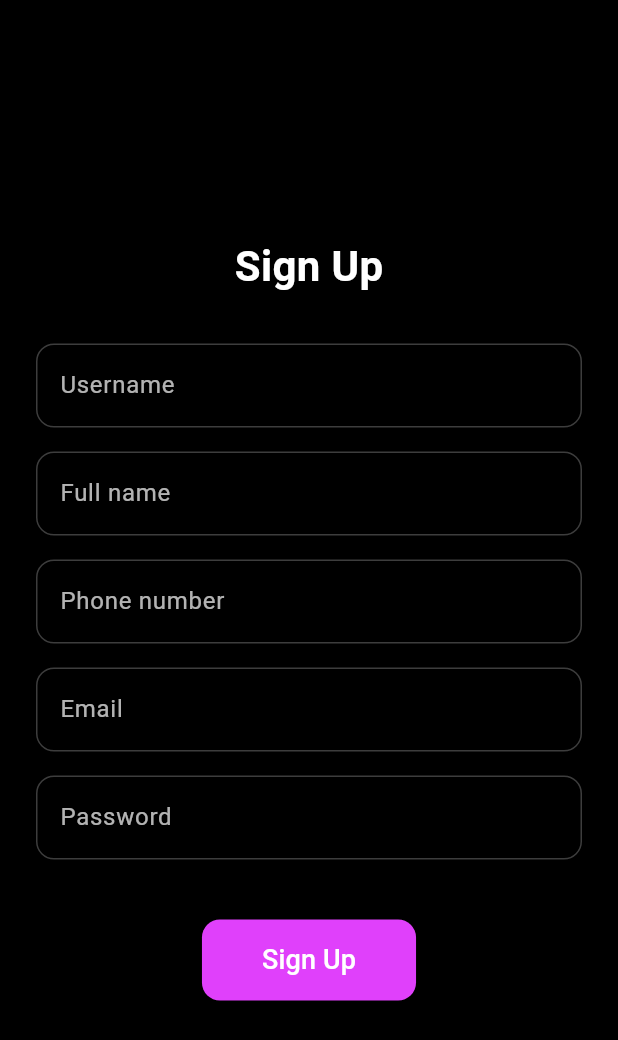
After one commit to HoaiAnh1507/PBL6, a Flutter app: the screen it shows after launch, after a tap on "Sign In", after a tap on "Create an account", on a phone screen of 412 x 824 dp. The commit adds this screen. Shown: the top 1040 px of the screen. Run offline on Flutter 3.47's test engine with Material 3 defaults, Android fonts, the phone set to English and light mode, and no system bars; our stand-ins replace camera, chewie, equatable, google_fonts, image_picker, permission_handler and 1 more; accounts and stored records are empty.

Commit message:
feat: complete register feature

```diff
--- a/mobile/locket_ai/lib/core/constants/colors.dart
+++ b/mobile/locket_ai/lib/core/constants/colors.dart
@@ -2,7 +2,7 @@ import 'package:flutter/material.dart';
 
 class AppColors {
   static const Color background = Color(0xFF000000);
-  static const Color accent = Color(0xFF1E88E5);
+  static const Color accent = Color(0xFFE040FB);
   static const Color card = Color(0xFF121212);
 }
 
--- a/mobile/locket_ai/lib/viewmodels/auth_viewmodel.dart
+++ b/mobile/locket_ai/lib/viewmodels/auth_viewmodel.dart
@@ -303,6 +303,21 @@ class AuthViewModel extends ChangeNotifier {
     }
   }
 
+  Future<bool> requestOtpForEmail(String email) async {
+    try {
+      final uri = ApiConfig.endpoint(ApiConfig.authForgotPasswordPath);
+      final resp = await http.post(
+        uri,
+        headers: ApiConfig.jsonHeaders(),
+        body: jsonEncode({'email_or_phonenumber': email}),
+      );
+      return resp.statusCode == 200;
+    } catch (e) {
+      _errorMessage = 'Lỗi kết nối: $e';
+      return false;
+    }
+  }
+
   // ✅ Kiểm tra tính khả dụng của email
   Future<bool> checkEmailAvailability(String email) async {
     try {
--- a/mobile/locket_ai/lib/viewmodels/feed_viewmodel.dart
+++ b/mobile/locket_ai/lib/viewmodels/feed_viewmodel.dart
@@ -219,11 +219,17 @@ class FeedViewModel extends ChangeNotifier {
         .whereType<User>()
         .toList();
 
+    bool isAcceptedWithAuthor(String authorId) {
+      return acceptedFriends.any((u) => u.userId == authorId);
+    }
+
     Iterable<Post> filtered;
     switch (_filterType) {
       case FeedFilterType.all:
-        // 'All' không hạn chế theo bạn bè: hiển thị mọi post được backend trả về
-        filtered = posts;
+        // 'All' chỉ hiển thị: bài của tôi hoặc bài của bạn bè đã ACCEPTED
+        filtered = posts.where((p) =>
+          p.user.userId == currentUser.userId || isAcceptedWithAuthor(p.user.userId)
+        );
         break;
       case FeedFilterType.me:
         filtered = posts.where((p) => p.user.userId == currentUser.userId);
--- a/mobile/locket_ai/lib/views/auth/login_view.dart
+++ b/mobile/locket_ai/lib/views/auth/login_view.dart
@@ -6,6 +6,8 @@ import '../../viewmodels/friendship_viewmodel.dart';
 import '../../viewmodels/chat_viewmodel.dart';
 import '../../viewmodels/user_viewmodel.dart';
 import '../../viewmodels/feed_viewmodel.dart';
+import 'register_view.dart';
+import '../../core/constants/colors.dart';
 
 class LoginView extends StatefulWidget {
   const LoginView({super.key});
@@ -18,12 +20,13 @@ class LoginView extends StatefulWidget {
   final _usernameController = TextEditingController();
   final _passwordController = TextEditingController();
   final _formKey = GlobalKey<FormState>();
+  bool _signing = false;
 
   @override
   Widget build(BuildContext context) {
   final authVM = Provider.of<AuthViewModel>(context);
   return Scaffold(
-    backgroundColor: Colors.black,
+    backgroundColor: AppColors.background,
     body: SafeArea(
       child: Center(
         child: Padding(
@@ -53,7 +56,7 @@ class LoginView extends StatefulWidget {
                       borderRadius: BorderRadius.circular(12),
                     ),
                     focusedBorder: OutlineInputBorder(
-                      borderSide: const BorderSide(color: Colors.purpleAccent),
+                      borderSide: const BorderSide(color: AppColors.accent),
                       borderRadius: BorderRadius.circular(12),
                     ),
                   ),
@@ -73,7 +76,7 @@ class LoginView extends StatefulWidget {
                       borderRadius: BorderRadius.circular(12),
                     ),
                     focusedBorder: OutlineInputBorder(
-                      borderSide: const BorderSide(color: Colors.purpleAccent),
+                      borderSide: const BorderSide(color: AppColors.accent),
                       borderRadius: BorderRadius.circular(12),
                     ),
                   ),
@@ -88,10 +91,11 @@ class LoginView extends StatefulWidget {
                   ),
                 const SizedBox(height: 16),
                 ElevatedButton(
-                  onPressed: authVM.isLoading
+                  onPressed: (authVM.isLoading || _signing)
                       ? null
                       : () async {
                           if (_formKey.currentState!.validate()) {
+                            setState(() { _signing = true; });
                             final success = await authVM.login(
                               _usernameController.text.trim(),
                               _passwordController.text.trim(),
@@ -129,11 +133,13 @@ class LoginView extends StatefulWidget {
                                   builder: (_) => MainView(),
                                 ),
                               );
+                            } else {
+                              if (mounted) setState(() { _signing = false; });
                             }
                           }
                         },
                   style: ElevatedButton.styleFrom(
-                    backgroundColor: Colors.purpleAccent,
+                    backgroundColor: AppColors.accent,
                     shape: RoundedRectangleBorder(
                       borderRadius: BorderRadius.circular(12),
                     ),
@@ -142,12 +148,21 @@ class LoginView extends StatefulWidget {
                       horizontal: 40,
                     ),
                   ),
-                  child: authVM.isLoading
+                  child: (authVM.isLoading || _signing)
                       ? const CircularProgressIndicator(color: Colors.white)
                       : const Text(
             "Sign In",
                           style: TextStyle(fontSize: 18, color: Colors.white),
                         ),
+                ),
+                const SizedBox(height: 12),
+                TextButton(
+                  onPressed: () {
+                    Navigator.of(context).push(
+                      MaterialPageRoute(builder: (_) => const RegisterView()),
+                    );
+                  },
+                  child: const Text('Create an account'),
                 ),
               ],
             ),
--- /dev/null
+++ b/mobile/locket_ai/lib/views/auth/register_view.dart
@@ -0,0 +1,309 @@
+import 'package:flutter/material.dart';
+import 'package:provider/provider.dart';
+import '../../viewmodels/auth_viewmodel.dart';
+import '../../viewmodels/user_viewmodel.dart';
+import '../../views/main_view.dart';
+import '../../core/constants/colors.dart';
+
+class RegisterView extends StatefulWidget {
+  const RegisterView({super.key});
+
+  @override
+  State<RegisterView> createState() => _RegisterViewState();
+}
+
+class _RegisterViewState extends State<RegisterView> {
+  final _formKey = GlobalKey<FormState>();
+  final _username = TextEditingController();
+  final _password = TextEditingController();
+  final _fullname = TextEditingController();
+  final _phone = TextEditingController();
+  final _email = TextEditingController();
+  final _otp = TextEditingController();
+  bool _stepOtp = false;
+  bool _sendingOtp = false;
+  bool _signing = false;
+
+  @override
+  void dispose() {
+    _username.dispose();
+    _password.dispose();
+    _fullname.dispose();
+    _phone.dispose();
+    _email.dispose();
+    _otp.dispose();
+    super.dispose();
+  }
+
+  Future<void> _doRegister() async {
+    final authVM = Provider.of<AuthViewModel>(context, listen: false);
+    setState(() { _signing = true; });
+    final ok = await authVM.register(
+      username: _username.text.trim(),
+      password: _password.text,
+      fullName: _fullname.text.trim(),
+      phoneNumber: _phone.text.trim(),
+      email: _email.text.trim(),
+    );
+    if (!ok) return;
+    setState(() => _stepOtp = true);
+    setState(() => _sendingOtp = true);
+    final sent = await authVM.requestOtpForEmail(_email.text.trim());
+    setState(() => _sendingOtp = false);
+    setState(() { _signing = false; });
+    if (!sent) {
+      ScaffoldMessenger.of(context).showSnackBar(const SnackBar(content: Text('Failed to send OTP')));
+    } else {
+      ScaffoldMessenger.of(context).showSnackBar(const SnackBar(content: Text('OTP sent to your email')));
+    }
+  }
+
+  Future<void> _verifyOtpAndEnter() async {
+    final authVM = Provider.of<AuthViewModel>(context, listen: false);
+    final ok = await authVM.verifyOtp(email: _email.text.trim(), code: _otp.text.trim());
+    if (!ok) {
+      ScaffoldMessenger.of(context).showSnackBar(const SnackBar(content: Text('Invalid OTP')));
+      return;
+    }
+    final userVM = Provider.of<UserViewModel>(context, listen: false);
+    final current = authVM.currentUser;
+    if (current != null) userVM.setCurrentUser(current);
+    if (!mounted) return;
+    Navigator.of(context).pushReplacement(MaterialPageRoute(builder: (_) => const MainView()));
+  }
+
+  @override
+  Widget build(BuildContext context) {
+    final authVM = Provider.of<AuthViewModel>(context);
+    return Scaffold(
+      backgroundColor: AppColors.background,
+      body: SafeArea(
+        child: Center(
+          child: Padding(
+            padding: const EdgeInsets.all(24.0),
+            child: _stepOtp
+                ? Column(
+                    mainAxisAlignment: MainAxisAlignment.center,
+                    crossAxisAlignment: CrossAxisAlignment.center,
+                    children: [
+                      const Text(
+                        "Verify your email",
+                        style: TextStyle(
+                          fontSize: 20,
+                          fontWeight: FontWeight.w600,
+                          color: Colors.white,
+                        ),
+                      ),
+                      const SizedBox(height: 12),
+                      const Text(
+                        "We have sent a 6-digit OTP to:",
+                        style: TextStyle(color: Colors.white70),
+                      ),
+                      Text(
+                        _email.text.trim(),
+                        style: const TextStyle(color: Colors.white),
+                      ),
+                      const SizedBox(height: 16),
+                      TextField(
+                        controller: _otp,
+                        keyboardType: TextInputType.number,
+                        style: const TextStyle(color: Colors.white),
+                        decoration: InputDecoration(
+                          labelText: "Enter OTP",
+                          labelStyle: const TextStyle(color: Colors.white70),
+                          enabledBorder: OutlineInputBorder(
+                            borderSide: const BorderSide(color: Colors.white24),
+                            borderRadius: BorderRadius.circular(12),
+                          ),
+                          focusedBorder: OutlineInputBorder(
+                            borderSide: const BorderSide(color: AppColors.accent),
+                            borderRadius: BorderRadius.circular(12),
+                          ),
+                        ),
+                      ),
+                      const SizedBox(height: 12),
+                      Row(
+                        mainAxisAlignment: MainAxisAlignment.center,
+                        children: [
+                          ElevatedButton(
+                            onPressed: _sendingOtp
+                                ? null
+                                : () async {
+                                    setState(() => _sendingOtp = true);
+                                    final sent = await authVM.requestOtpForEmail(_email.text.trim());
+                                    setState(() => _sendingOtp = false);
+                                    if (!sent) {
+                                      ScaffoldMessenger.of(context).showSnackBar(const SnackBar(content: Text('Failed to resend OTP')));
+                                    } else {
+                                      ScaffoldMessenger.of(context).showSnackBar(const SnackBar(content: Text('OTP resent')));
+                                    }
+                                  },
+                            style: ElevatedButton.styleFrom(
+                              backgroundColor: AppColors.accent,
+                              shape: RoundedRectangleBorder(borderRadius: BorderRadius.circular(12)),
+                              padding: const EdgeInsets.symmetric(vertical: 14, horizontal: 24),
+                            ),
+                            child: _sendingOtp
+                                ? const SizedBox(height: 18, width: 18, child: CircularProgressIndicator(color: Colors.white))
+                                : const Text('Resend OTP', style: TextStyle(color: Colors.white)),
+                          ),
+                          const SizedBox(width: 12),
+                          ElevatedButton(
+                            onPressed: _verifyOtpAndEnter,
+                            style: ElevatedButton.styleFrom(
+                              backgroundColor: AppColors.accent,
+                              shape: RoundedRectangleBorder(borderRadius: BorderRadius.circular(12)),
+                              padding: const EdgeInsets.symmetric(vertical: 14, horizontal: 24),
+                            ),
+                            child: const Text('Verify & Continue', style: TextStyle(color: Colors.white)),
+                          ),
+                        ],
+                      ),
+                    ],
+                  )
+                : Form(
+                    key: _formKey,
+                    child: Column(
+                      mainAxisAlignment: MainAxisAlignment.center,
+                      children: [
+                        const Text(
+                          "Sign Up",
+                          style: TextStyle(
+                            fontSize: 28,
+                            fontWeight: FontWeight.bold,
+                            color: Colors.white,
+                          ),
+                        ),
+                        const SizedBox(height: 32),
+                        TextFormField(
+                          controller: _username,
+                          style: const TextStyle(color: Colors.white),
+                          decoration: InputDecoration(
+                            labelText: "Username",
+                            labelStyle: const TextStyle(color: Colors.white70),
+                            enabledBorder: OutlineInputBorder(
+                              borderSide: const BorderSide(color: Colors.white24),
+                              borderRadius: BorderRadius.circular(12),
+                            ),
+                            focusedBorder: OutlineInputBorder(
+                              borderSide: const BorderSide(color: AppColors.accent),
+                              borderRadius: BorderRadius.circular(12),
+                            ),
+                          ),
+                          validator: (v) => (v == null || v.trim().isEmpty) ? 'Required' : null,
+                        ),
+                        const SizedBox(height: 16),
+                        TextFormField(
+                          controller: _fullname,
+                          style: const TextStyle(color: Colors.white),
+                          decoration: InputDecoration(
+                            labelText: "Full name",
+                            labelStyle: const TextStyle(color: Colors.white70),
+                            enabledBorder: OutlineInputBorder(
+                              borderSide: const BorderSide(color: Colors.white24),
+                              borderRadius: BorderRadius.circular(12),
+                            ),
+                            focusedBorder: OutlineInputBorder(
+                              borderSide: const BorderSide(color: AppColors.accent),
+                              borderRadius: BorderRadius.circular(12),
+                            ),
+                          ),
+                          validator: (v) => (v == null || v.trim().isEmpty) ? 'Required' : null,
+                        ),
+                        const SizedBox(height: 16),
+                        TextFormField(
+                          controller: _phone,
+                          style: const TextStyle(color: Colors.white),
+                          decoration: InputDecoration(
+                            labelText: "Phone number",
+                            labelStyle: const TextStyle(color: Colors.white70),
+                            enabledBorder: OutlineInputBorder(
+                              borderSide: const BorderSide(color: Colors.white24),
+                              borderRadius: BorderRadius.circular(12),
+                            ),
+                            focusedBorder: OutlineInputBorder(
+                              borderSide: const BorderSide(color: AppColors.accent),
+                              borderRadius: BorderRadius.circular(12),
+                            ),
+                          ),
+                          validator: (v) => (v == null || v.trim().isEmpty) ? 'Required' : null,
+                        ),
+                        const SizedBox(height: 16),
+                        TextFormField(
+                          controller: _email,
+                          keyboardType: TextInputType.emailAddress,
+                          style: const TextStyle(color: Colors.white),
+                          decoration: InputDecoration(
+                            labelText: "Email",
+                            labelStyle: const TextStyle(color: Colors.white70),
+                            enabledBorder: OutlineInputBorder(
+                              borderSide: const BorderSide(color: Colors.white24),
+                              borderRadius: BorderRadius.circular(12),
+                            ),
+                            focusedBorder: OutlineInputBorder(
+                              borderSide: const BorderSide(color: AppColors.accent),
+                              borderRadius: BorderRadius.circular(12),
+                            ),
+                          ),
+                          validator: (v) => (v == null || v.trim().isEmpty) ? 'Required' : null,
+                        ),
+                        const SizedBox(height: 16),
+                        TextFormField(
+                          controller: _password,
+                          obscureText: true,
+                          style: const TextStyle(color: Colors.white),
+                          decoration: InputDecoration(
+                            labelText: "Password",
+                            labelStyle: const TextStyle(color: Colors.white70),
+                            enabledBorder: OutlineInputBorder(
+                              borderSide: const BorderSide(color: Colors.white24),
+                              borderRadius: BorderRadius.circular(12),
+                            ),
+                            focusedBorder: OutlineInputBorder(
+                              borderSide: const BorderSide(color: AppColors.accent),
+                              borderRadius: BorderRadius.circular(12),
+                            ),
+                          ),
+                          validator: (v) => (v == null || v.length < 6) ? 'Min 6 chars' : null,
+                        ),
+                        const SizedBox(height: 24),
+                        if (authVM.errorMessage != null)
+                          Text(
+                            authVM.errorMessage!,
+                            style: const TextStyle(color: Colors.redAccent),
+                          ),
+                        const SizedBox(height: 16),
+                        ElevatedButton(
+                          onPressed: (authVM.isLoading || _signing)
+                              ? null
+                              : () async {
+                                  if (_formKey.currentState!.validate()) {
+                                    await _doRegister();
+                                  }
+                                },
+                          style: ElevatedButton.styleFrom(
+                            backgroundColor: AppColors.accent,
+                            shape: RoundedRectangleBorder(
+                              borderRadius: BorderRadius.circular(12),
+                            ),
+                            padding: const EdgeInsets.symmetric(
+                              vertical: 14,
+                              horizontal: 40,
+                            ),
+                          ),
+                          child: (authVM.isLoading || _signing)
+                              ? const CircularProgressIndicator(color: Colors.white)
+                              : const Text(
+                                  "Sign Up",
+                                  style: TextStyle(fontSize: 18, color: Colors.white),
+                                ),
+                        ),
+                      ],
+                    ),
+                  ),
+          ),
+        ),
+      ),
+    );
+  }
+}
--- a/mobile/locket_ai/lib/views/main_view.dart
+++ b/mobile/locket_ai/lib/views/main_view.dart
@@ -1,5 +1,6 @@
 import 'package:flutter/material.dart';
 import 'package:locket_ai/viewmodels/feed_viewmodel.dart';
+import 'package:locket_ai/views/auth/login_view.dart';
 import 'package:provider/provider.dart';
 import 'package:locket_ai/views/feed/feed_view.dart';
 import 'package:locket_ai/views/camera/camera_view.dart';
@@ -76,9 +77,7 @@ class _MainViewState extends State<MainView> {
     final isKeyboardOpen = _messageFocus.hasFocus;
 
     if (currentUser == null) {
-      return const Center(
-              child: Text("No user logged in."),
-      );
+      return const LoginView();
     }
 
     return WillPopScope(
--- a/mobile/locket_ai/lib/views/settings/settings_view.dart
+++ b/mobile/locket_ai/lib/views/settings/settings_view.dart
@@ -9,6 +9,7 @@ import '../../viewmodels/chat_viewmodel.dart';
 import '../../core/constants/colors.dart';
 import '../profile/profile_view.dart';
 import 'package:locket_ai/widgets/async_avatar.dart';
+import '../auth/login_view.dart';
 
 class SettingsView extends StatelessWidget {
   const SettingsView({Key? key}) : super(key: key);
@@ -104,6 +105,13 @@ class SettingsView extends StatelessWidget {
                   ScaffoldMessenger.of(context).showSnackBar(
                     const SnackBar(content: Text('Logged out and cleared local data')),
                   );
+
+                  if (context.mounted) {
+                    Navigator.of(context).pushAndRemoveUntil(
+                      MaterialPageRoute(builder: (_) => const LoginView()),
+                      (route) => false,
+                    );
+                  }
                 },
               ),
             ]),
```
